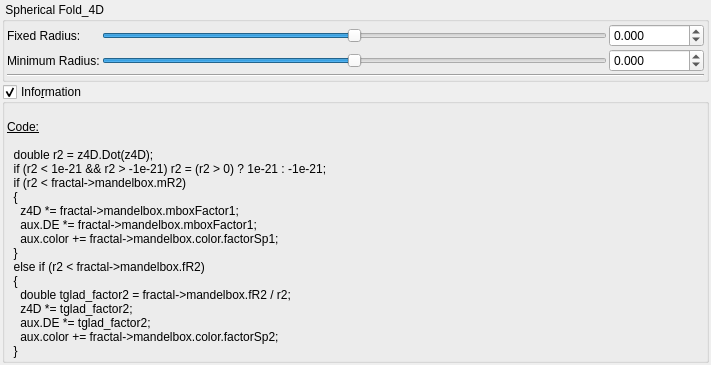
Before: the Qt Designer form mandelbulber2/qt_data/fractal_transf_spherical_fold_4D.ui in buddhi1980/mandelbulber2, drawn with Qt 5.
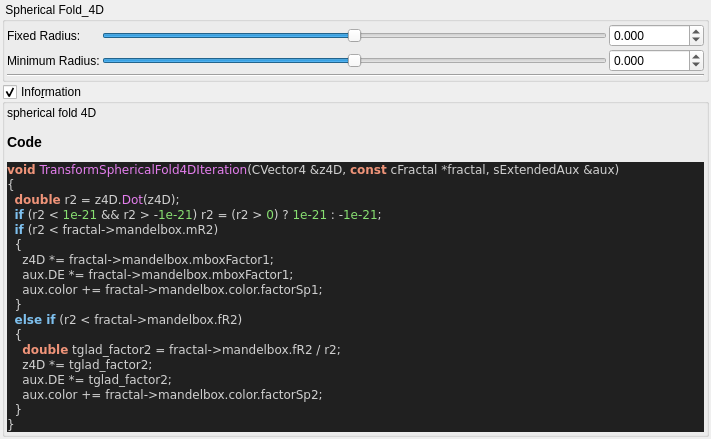
After: the same form once the commit is applied. Custom widgets are drawn as their Qt base class.

Commit message:
added all transforms information boxes
now all formulas can be parsed.

@buddhi do you got a reference for Xenodreambuie formula?

```diff
--- a/mandelbulber2/qt_data/fractal_transf_spherical_fold_4D.ui
+++ b/mandelbulber2/qt_data/fractal_transf_spherical_fold_4D.ui
@@ -220,28 +220,39 @@
       <item>
        <widget class="QLabel" name="label_4">
         <property name="text">
-         <string>&lt;!DOCTYPE HTML PUBLIC &quot;-//W3C//DTD HTML 4.0//EN&quot; &quot;http://www.w3.org/TR/REC-html40/strict.dtd&quot;&gt;
-&lt;html&gt;&lt;head&gt;&lt;meta name=&quot;qrichtext&quot; content=&quot;1&quot; /&gt;&lt;style type=&quot;text/css&quot;&gt;
-p, li { white-space: pre-wrap; }
-&lt;/style&gt;&lt;/head&gt;&lt;body&gt;
-&lt;p style=&quot;-qt-paragraph-type:empty; margin-top:0px; margin-bottom:0px; margin-left:0px; margin-right:0px; -qt-block-indent:0; text-indent:0px;&quot;&gt;&lt;br /&gt;&lt;/p&gt;
-&lt;p style=&quot; margin-top:0px; margin-bottom:0px; margin-left:0px; margin-right:0px; -qt-block-indent:0; text-indent:0px;&quot;&gt;&lt;span style=&quot; text-decoration: underline;&quot;&gt;Code:&lt;/span&gt;&lt;/p&gt;
-&lt;p style=&quot;-qt-paragraph-type:empty; margin-top:0px; margin-bottom:0px; margin-left:0px; margin-right:0px; -qt-block-indent:0; text-indent:0px; text-decoration: underline;&quot;&gt;&lt;br /&gt;&lt;/p&gt;
-&lt;p style=&quot; margin-top:0px; margin-bottom:0px; margin-left:0px; margin-right:0px; -qt-block-indent:0; text-indent:0px;&quot;&gt;  double r2 = z4D.Dot(z4D);&lt;/p&gt;
-&lt;p style=&quot; margin-top:0px; margin-bottom:0px; margin-left:0px; margin-right:0px; -qt-block-indent:0; text-indent:0px;&quot;&gt;  if (r2 &amp;lt; 1e-21 &amp;amp;&amp;amp; r2 &amp;gt; -1e-21) r2 = (r2 &amp;gt; 0) ? 1e-21 : -1e-21;&lt;/p&gt;
-&lt;p style=&quot; margin-top:0px; margin-bottom:0px; margin-left:0px; margin-right:0px; -qt-block-indent:0; text-indent:0px;&quot;&gt;  if (r2 &amp;lt; fractal-&amp;gt;mandelbox.mR2)&lt;/p&gt;
-&lt;p style=&quot; margin-top:0px; margin-bottom:0px; margin-left:0px; margin-right:0px; -qt-block-indent:0; text-indent:0px;&quot;&gt;  {&lt;/p&gt;
-&lt;p style=&quot; margin-top:0px; margin-bottom:0px; margin-left:0px; margin-right:0px; -qt-block-indent:0; text-indent:0px;&quot;&gt;    z4D *= fractal-&amp;gt;mandelbox.mboxFactor1;&lt;/p&gt;
-&lt;p style=&quot; margin-top:0px; margin-bottom:0px; margin-left:0px; margin-right:0px; -qt-block-indent:0; text-indent:0px;&quot;&gt;    aux.DE *= fractal-&amp;gt;mandelbox.mboxFactor1;&lt;/p&gt;
-&lt;p style=&quot; margin-top:0px; margin-bottom:0px; margin-left:0px; margin-right:0px; -qt-block-indent:0; text-indent:0px;&quot;&gt;    aux.color += fractal-&amp;gt;mandelbox.color.factorSp1;&lt;/p&gt;
-&lt;p style=&quot; margin-top:0px; margin-bottom:0px; margin-left:0px; margin-right:0px; -qt-block-indent:0; text-indent:0px;&quot;&gt;  }&lt;/p&gt;
-&lt;p style=&quot; margin-top:0px; margin-bottom:0px; margin-left:0px; margin-right:0px; -qt-block-indent:0; text-indent:0px;&quot;&gt;  else if (r2 &amp;lt; fractal-&amp;gt;mandelbox.fR2)&lt;/p&gt;
-&lt;p style=&quot; margin-top:0px; margin-bottom:0px; margin-left:0px; margin-right:0px; -qt-block-indent:0; text-indent:0px;&quot;&gt;  {&lt;/p&gt;
-&lt;p style=&quot; margin-top:0px; margin-bottom:0px; margin-left:0px; margin-right:0px; -qt-block-indent:0; text-indent:0px;&quot;&gt;    double tglad_factor2 = fractal-&amp;gt;mandelbox.fR2 / r2;&lt;/p&gt;
-&lt;p style=&quot; margin-top:0px; margin-bottom:0px; margin-left:0px; margin-right:0px; -qt-block-indent:0; text-indent:0px;&quot;&gt;    z4D *= tglad_factor2;&lt;/p&gt;
-&lt;p style=&quot; margin-top:0px; margin-bottom:0px; margin-left:0px; margin-right:0px; -qt-block-indent:0; text-indent:0px;&quot;&gt;    aux.DE *= tglad_factor2;&lt;/p&gt;
-&lt;p style=&quot; margin-top:0px; margin-bottom:0px; margin-left:0px; margin-right:0px; -qt-block-indent:0; text-indent:0px;&quot;&gt;    aux.color += fractal-&amp;gt;mandelbox.color.factorSp2;&lt;/p&gt;
-&lt;p style=&quot; margin-top:0px; margin-bottom:0px; margin-left:0px; margin-right:0px; -qt-block-indent:0; text-indent:0px;&quot;&gt;  }&lt;/p&gt;&lt;/body&gt;&lt;/html&gt;</string>
+         <string>&lt;p&gt;spherical fold 4D&lt;/p&gt;&lt;table&gt;
+&lt;/table&gt;
+&lt;h3&gt;Code&lt;/h3&gt;
+&lt;!DOCTYPE HTML PUBLIC &quot;-//W3C//DTD HTML 4.0 Transitional//EN&quot;&gt;
+&lt;html&gt;
+&lt;head&gt;
+&lt;meta http-equiv=&quot;content-type&quot; content=&quot;text/html; charset=ISO-8859-1&quot;&gt;
+&lt;title&gt;Source file&lt;/title&gt;
+&lt;/head&gt;
+&lt;body style=&quot;background-color:#202020&quot;&gt;
+&lt;pre style=&quot;color:#d0d0d0; background-color:#202020;  font-family:'Courier New';&quot;&gt;&lt;span style=&quot;color:#f09479; font-weight:bold&quot;&gt;void&lt;/span&gt; &lt;span style=&quot;color:#e47eed&quot;&gt;TransformSphericalFold4DIteration&lt;/span&gt;&lt;span style=&quot;color:#d0d0d0&quot;&gt;(&lt;/span&gt;CVector4 &lt;span style=&quot;color:#d0d0d0&quot;&gt;&amp;amp;&lt;/span&gt;z4D&lt;span style=&quot;color:#d0d0d0&quot;&gt;,&lt;/span&gt; &lt;span style=&quot;color:#f09479; font-weight:bold&quot;&gt;const&lt;/span&gt; cFractal &lt;span style=&quot;color:#d0d0d0&quot;&gt;*&lt;/span&gt;fractal&lt;span style=&quot;color:#d0d0d0&quot;&gt;,&lt;/span&gt; sExtendedAux &lt;span style=&quot;color:#d0d0d0&quot;&gt;&amp;amp;&lt;/span&gt;aux&lt;span style=&quot;color:#d0d0d0&quot;&gt;)&lt;/span&gt;
+&lt;span style=&quot;color:#d0d0d0&quot;&gt;{&lt;/span&gt;
+  &lt;span style=&quot;color:#f09479; font-weight:bold&quot;&gt;double&lt;/span&gt; r2 &lt;span style=&quot;color:#d0d0d0&quot;&gt;=&lt;/span&gt; z4D&lt;span style=&quot;color:#d0d0d0&quot;&gt;.&lt;/span&gt;&lt;span style=&quot;color:#e47eed&quot;&gt;Dot&lt;/span&gt;&lt;span style=&quot;color:#d0d0d0&quot;&gt;(&lt;/span&gt;z4D&lt;span style=&quot;color:#d0d0d0&quot;&gt;);&lt;/span&gt;
+  &lt;span style=&quot;color:#7ec0ee; font-weight:bold&quot;&gt;if&lt;/span&gt; &lt;span style=&quot;color:#d0d0d0&quot;&gt;(&lt;/span&gt;r2 &lt;span style=&quot;color:#d0d0d0&quot;&gt;&amp;lt;&lt;/span&gt; &lt;span style=&quot;color:#87df71&quot;&gt;1e-21&lt;/span&gt; &lt;span style=&quot;color:#d0d0d0&quot;&gt;&amp;amp;&amp;amp;&lt;/span&gt; r2 &lt;span style=&quot;color:#d0d0d0&quot;&gt;&amp;gt; -&lt;/span&gt;&lt;span style=&quot;color:#87df71&quot;&gt;1e-21&lt;/span&gt;&lt;span style=&quot;color:#d0d0d0&quot;&gt;)&lt;/span&gt; r2 &lt;span style=&quot;color:#d0d0d0&quot;&gt;= (&lt;/span&gt;r2 &lt;span style=&quot;color:#d0d0d0&quot;&gt;&amp;gt;&lt;/span&gt; &lt;span style=&quot;color:#87df71&quot;&gt;0&lt;/span&gt;&lt;span style=&quot;color:#d0d0d0&quot;&gt;)&lt;/span&gt; ? &lt;span style=&quot;color:#87df71&quot;&gt;1e-21&lt;/span&gt; &lt;span style=&quot;color:#d0d0d0&quot;&gt;: -&lt;/span&gt;&lt;span style=&quot;color:#87df71&quot;&gt;1e-21&lt;/span&gt;&lt;span style=&quot;color:#d0d0d0&quot;&gt;;&lt;/span&gt;
+  &lt;span style=&quot;color:#7ec0ee; font-weight:bold&quot;&gt;if&lt;/span&gt; &lt;span style=&quot;color:#d0d0d0&quot;&gt;(&lt;/span&gt;r2 &lt;span style=&quot;color:#d0d0d0&quot;&gt;&amp;lt;&lt;/span&gt; fractal&lt;span style=&quot;color:#d0d0d0&quot;&gt;-&amp;gt;&lt;/span&gt;mandelbox&lt;span style=&quot;color:#d0d0d0&quot;&gt;.&lt;/span&gt;mR2&lt;span style=&quot;color:#d0d0d0&quot;&gt;)&lt;/span&gt;
+  &lt;span style=&quot;color:#d0d0d0&quot;&gt;{&lt;/span&gt;
+    z4D &lt;span style=&quot;color:#d0d0d0&quot;&gt;*=&lt;/span&gt; fractal&lt;span style=&quot;color:#d0d0d0&quot;&gt;-&amp;gt;&lt;/span&gt;mandelbox&lt;span style=&quot;color:#d0d0d0&quot;&gt;.&lt;/span&gt;mboxFactor1&lt;span style=&quot;color:#d0d0d0&quot;&gt;;&lt;/span&gt;
+    aux&lt;span style=&quot;color:#d0d0d0&quot;&gt;.&lt;/span&gt;DE &lt;span style=&quot;color:#d0d0d0&quot;&gt;*=&lt;/span&gt; fractal&lt;span style=&quot;color:#d0d0d0&quot;&gt;-&amp;gt;&lt;/span&gt;mandelbox&lt;span style=&quot;color:#d0d0d0&quot;&gt;.&lt;/span&gt;mboxFactor1&lt;span style=&quot;color:#d0d0d0&quot;&gt;;&lt;/span&gt;
+    aux&lt;span style=&quot;color:#d0d0d0&quot;&gt;.&lt;/span&gt;color &lt;span style=&quot;color:#d0d0d0&quot;&gt;+=&lt;/span&gt; fractal&lt;span style=&quot;color:#d0d0d0&quot;&gt;-&amp;gt;&lt;/span&gt;mandelbox&lt;span style=&quot;color:#d0d0d0&quot;&gt;.&lt;/span&gt;color&lt;span style=&quot;color:#d0d0d0&quot;&gt;.&lt;/span&gt;factorSp1&lt;span style=&quot;color:#d0d0d0&quot;&gt;;&lt;/span&gt;
+  &lt;span style=&quot;color:#d0d0d0&quot;&gt;}&lt;/span&gt;
+  &lt;span style=&quot;color:#7ec0ee; font-weight:bold&quot;&gt;else if&lt;/span&gt; &lt;span style=&quot;color:#d0d0d0&quot;&gt;(&lt;/span&gt;r2 &lt;span style=&quot;color:#d0d0d0&quot;&gt;&amp;lt;&lt;/span&gt; fractal&lt;span style=&quot;color:#d0d0d0&quot;&gt;-&amp;gt;&lt;/span&gt;mandelbox&lt;span style=&quot;color:#d0d0d0&quot;&gt;.&lt;/span&gt;fR2&lt;span style=&quot;color:#d0d0d0&quot;&gt;)&lt;/span&gt;
+  &lt;span style=&quot;color:#d0d0d0&quot;&gt;{&lt;/span&gt;
+    &lt;span style=&quot;color:#f09479; font-weight:bold&quot;&gt;double&lt;/span&gt; tglad_factor2 &lt;span style=&quot;color:#d0d0d0&quot;&gt;=&lt;/span&gt; fractal&lt;span style=&quot;color:#d0d0d0&quot;&gt;-&amp;gt;&lt;/span&gt;mandelbox&lt;span style=&quot;color:#d0d0d0&quot;&gt;.&lt;/span&gt;fR2 &lt;span style=&quot;color:#d0d0d0&quot;&gt;/&lt;/span&gt; r2&lt;span style=&quot;color:#d0d0d0&quot;&gt;;&lt;/span&gt;
+    z4D &lt;span style=&quot;color:#d0d0d0&quot;&gt;*=&lt;/span&gt; tglad_factor2&lt;span style=&quot;color:#d0d0d0&quot;&gt;;&lt;/span&gt;
+    aux&lt;span style=&quot;color:#d0d0d0&quot;&gt;.&lt;/span&gt;DE &lt;span style=&quot;color:#d0d0d0&quot;&gt;*=&lt;/span&gt; tglad_factor2&lt;span style=&quot;color:#d0d0d0&quot;&gt;;&lt;/span&gt;
+    aux&lt;span style=&quot;color:#d0d0d0&quot;&gt;.&lt;/span&gt;color &lt;span style=&quot;color:#d0d0d0&quot;&gt;+=&lt;/span&gt; fractal&lt;span style=&quot;color:#d0d0d0&quot;&gt;-&amp;gt;&lt;/span&gt;mandelbox&lt;span style=&quot;color:#d0d0d0&quot;&gt;.&lt;/span&gt;color&lt;span style=&quot;color:#d0d0d0&quot;&gt;.&lt;/span&gt;factorSp2&lt;span style=&quot;color:#d0d0d0&quot;&gt;;&lt;/span&gt;
+  &lt;span style=&quot;color:#d0d0d0&quot;&gt;}&lt;/span&gt;
+&lt;span style=&quot;color:#d0d0d0&quot;&gt;}&lt;/span&gt;
+&lt;/pre&gt;
+&lt;/body&gt;
+&lt;/html&gt;
+&lt;!--HTML generated by highlight 3.9, http://www.andre-simon.de/--&gt;
+</string>
         </property>
         <property name="wordWrap">
          <bool>true</bool>
```
Left out of the diff: 2 changed lines with no effect on the pictures. The commit also changes 75 other files.
